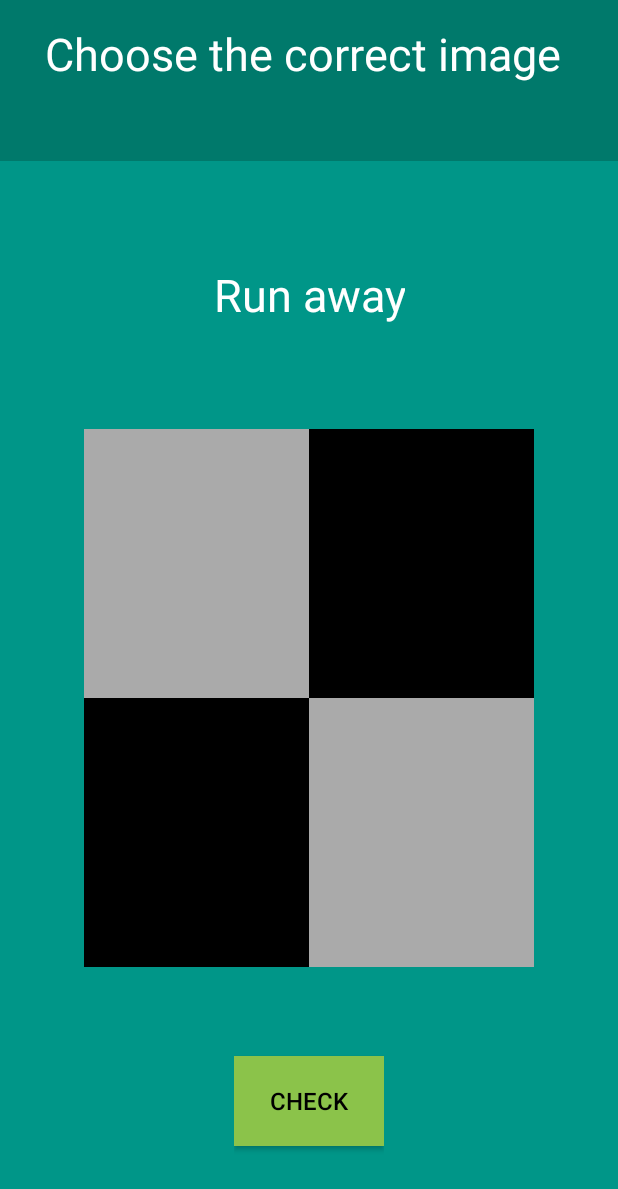
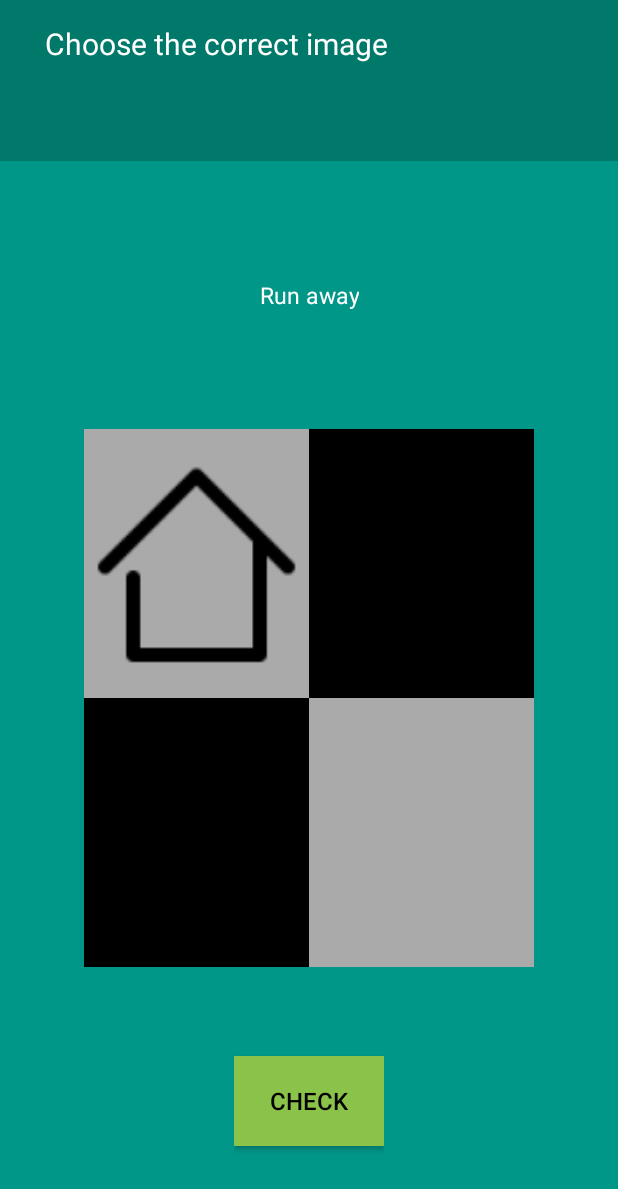
Before and after one commit to lennux23/CrazyCards-Android, an Android app: the layout fragment_game.xml on its own in the app's theme, with its tools: preview values and no code run, on a phone screen of 412 x 824 dp. Shown: the top 1189 px of the screen. Run offline under Robolectric (Android 15) with nearby library versions, the phone set to English and light mode, and no system bars.

Commit message:
terminar proyecto

```diff
--- a/app/src/main/res/layout/fragment_game.xml
+++ b/app/src/main/res/layout/fragment_game.xml
@@ -42,7 +42,7 @@
                 android:textAppearance="?android:attr/textAppearanceLarge"
                 android:text="@string/verb"
                 android:id="@+id/txtVerb"
-                android:textSize="@dimen/text_title"
+                android:textSize="@dimen/text_title2"
                 android:textColor="@android:color/white"
                 android:gravity="center"
                 />
@@ -54,17 +54,18 @@
             android:layout_weight="1"
             android:orientation="horizontal"
             android:layout_gravity="center_horizontal">
-            <LinearLayout
+            <ImageView
                 android:layout_width="0dp"
                 android:layout_height="match_parent"
                 android:layout_weight="1"
                 android:background="@android:color/darker_gray"
                 android:id="@+id/layoutOne"
+                android:src ="@mipmap/ic_home"
                 android:orientation="horizontal"
                 >
 
-            </LinearLayout>
-            <LinearLayout
+            </ImageView>
+            <ImageView
                 android:layout_width="0dp"
                 android:layout_height="match_parent"
                 android:layout_weight="1"
@@ -73,7 +74,7 @@
                 android:orientation="horizontal"
                 >
 
-            </LinearLayout>
+            </ImageView>
 
         </LinearLayout>
         <LinearLayout
@@ -83,7 +84,7 @@
             android:orientation="horizontal"
             android:layout_gravity="center_horizontal">
 
-            <LinearLayout
+            <ImageView
                 android:layout_width="0dp"
                 android:layout_height="match_parent"
                 android:layout_weight="1"
@@ -92,8 +93,8 @@
                 android:orientation="horizontal"
                >
 
-            </LinearLayout>
-            <LinearLayout
+            </ImageView>
+            <ImageView
                 android:layout_width="0dp"
                 android:layout_height="match_parent"
                 android:layout_weight="1"
@@ -102,7 +103,7 @@
                 android:orientation="horizontal"
                 >
 
-            </LinearLayout>
+            </ImageView>
 
         </LinearLayout>
         <LinearLayout
--- a/app/src/main/res/values/dimens.xml
+++ b/app/src/main/res/values/dimens.xml
@@ -8,7 +8,8 @@
     <dimen name="navigation_drawer_width">240dp</dimen>
 
 
-    <dimen name="text_title">30sp</dimen>
+    <dimen name="text_title">20sp</dimen>
+    <dimen name="text_title2">15sp</dimen>
     <dimen name="padding_medium">30dp</dimen>
     <dimen name="padding_small">15dp</dimen>
     <dimen name="ic_menu">50dp</dimen>
```
Also changed, not shown: app/src/main/AndroidManifest.xml (+8 -1 lines), app/src/main/java/mx/com/alex/crazycards/activities/MainActivity.java (+26 -3 lines), app/src/main/java/mx/com/alex/crazycards/database/DatabaseHelper.java (+25 -1 lines), app/src/main/java/mx/com/alex/crazycards/fragments/GameFragment.java (+34 -20 lines), app/src/main/java/mx/com/alex/crazycards/models/ImagesVerbs.java (added, +60 -0 lines).
